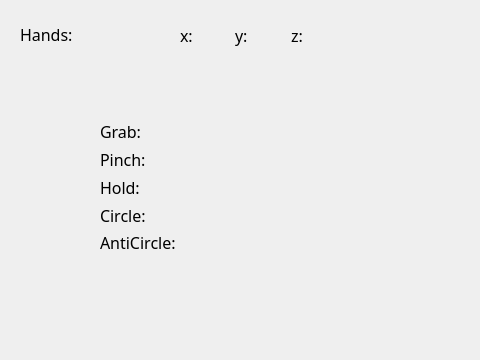
Before: the Qt Designer form win32OOP/PalmAOOP/lmengineeringmodel.ui in peitaosu/LeapSHOU, drawn with Qt 5.
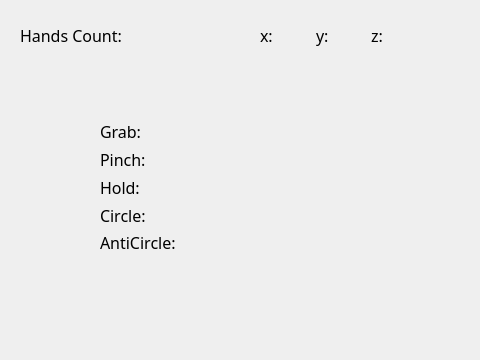
After: the same form once the commit is applied.

Diff of the .ui file:
```diff
--- a/win32OOP/PalmAOOP/lmengineeringmodel.ui
+++ b/win32OOP/PalmAOOP/lmengineeringmodel.ui
@@ -166,9 +166,9 @@
   <widget class="QWidget" name="horizontalLayoutWidget_2">
    <property name="geometry">
     <rect>
-     <x>180</x>
+     <x>260</x>
      <y>20</y>
-     <width>160</width>
+     <width>161</width>
      <height>31</height>
     </rect>
    </property>
@@ -186,6 +186,13 @@
       </property>
      </widget>
     </item>
+    <item>
+     <widget class="QLabel" name="X">
+      <property name="text">
+       <string/>
+      </property>
+     </widget>
+    </item>
     <item>
      <widget class="QLabel" name="label_3">
       <property name="font">
@@ -199,6 +206,13 @@
       </property>
      </widget>
     </item>
+    <item>
+     <widget class="QLabel" name="Y">
+      <property name="text">
+       <string/>
+      </property>
+     </widget>
+    </item>
     <item>
      <widget class="QLabel" name="label_4">
       <property name="font">
@@ -212,17 +226,27 @@
       </property>
      </widget>
     </item>
+    <item>
+     <widget class="QLabel" name="Z">
+      <property name="text">
+       <string/>
+      </property>
+     </widget>
+    </item>
    </layout>
   </widget>
-  <widget class="QLabel" name="label">
+  <widget class="QWidget" name="horizontalLayoutWidget_3">
    <property name="geometry">
     <rect>
      <x>20</x>
      <y>20</y>
-     <width>52</width>
-     <height>29</height>
+     <width>166</width>
+     <height>31</height>
     </rect>
    </property>
+   <layout class="QHBoxLayout" name="horizontalLayout">
+    <item>
+     <widget class="QLabel" name="label">
    <property name="font">
     <font>
      <family>微软雅黑</family>
@@ -230,8 +254,18 @@
     </font>
    </property>
    <property name="text">
-    <string>Hands:</string>
-   </property>
+       <string>Hands Count:</string>
+      </property>
+     </widget>
+    </item>
+    <item>
+     <widget class="QLabel" name="HANDSCOUNT">
+      <property name="text">
+       <string/>
+      </property>
+     </widget>
+    </item>
+   </layout>
   </widget>
  </widget>
  <resources/>
```
Lines whose indentation alone changed are shown as unchanged.
